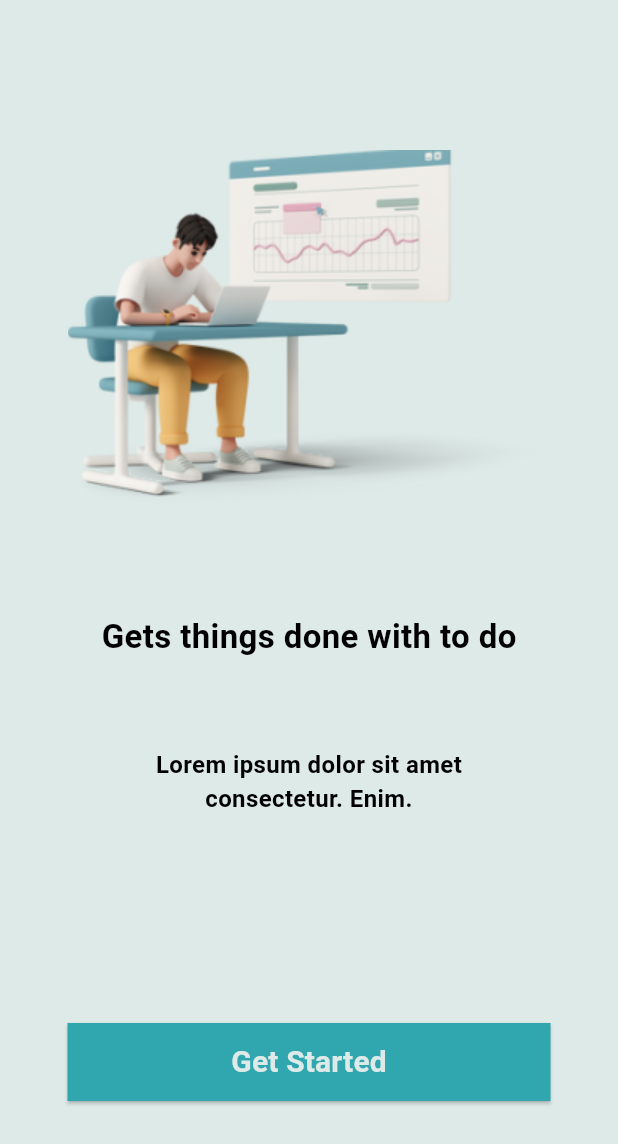
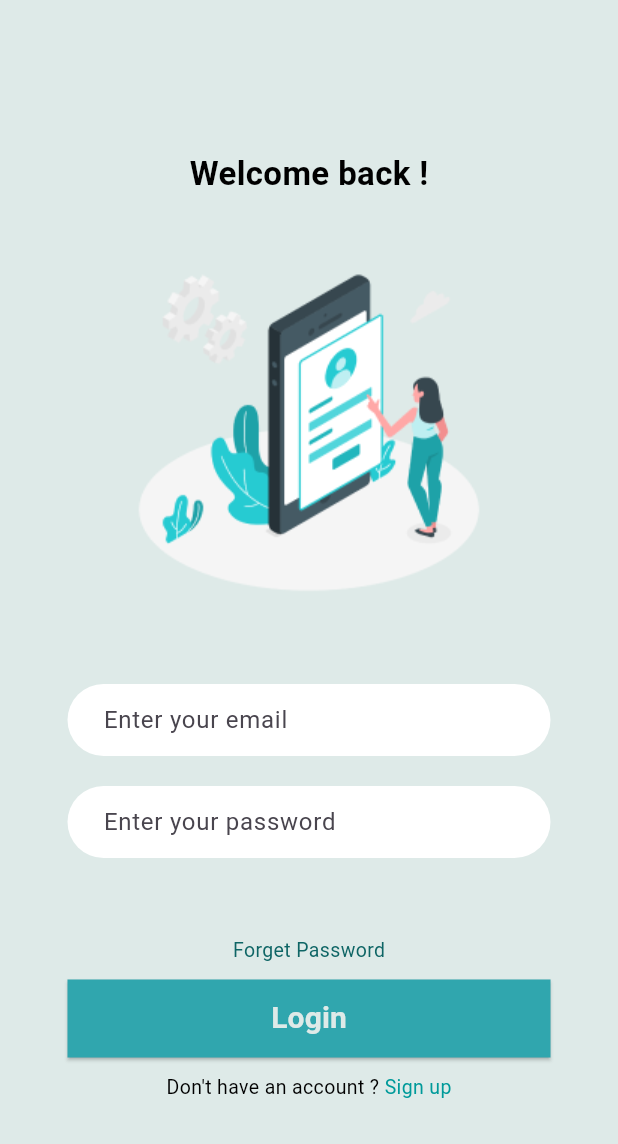
Before and after one commit to HKElim/basic_layout, a Flutter app: the screen it shows after launch, after a tap on "Get Started", on a phone screen of 412 x 824 dp. Shown: the top 1144 px of the screen. Run offline on Flutter 3.47's test engine with Material 2 defaults, Android fonts, the phone set to English and light mode, and no system bars.

Commit message:
completed login screen

```diff
--- a/lib/main.dart
+++ b/lib/main.dart
@@ -1,4 +1,4 @@
-import 'package:basic_layout/onboard_screen.dart';
+import 'package:basic_layout/screens/onboard_screen.dart';
 import 'package:flutter/material.dart';
 
 void main() {
--- /dev/null
+++ b/lib/screens/login_screen.dart
@@ -0,0 +1,81 @@
+import 'package:basic_layout/widgets/input_field.dart';
+import 'package:flutter/material.dart';
+
+class LoginScreen extends StatelessWidget {
+  const LoginScreen({super.key});
+
+  @override
+  Widget build(BuildContext context) {
+    return Scaffold(
+      backgroundColor: const Color(0xFFDEEAE8),
+      body: Padding(
+        padding: const EdgeInsets.symmetric(horizontal: 45),
+        child: Column(
+          children: [
+            const SizedBox(height: 100),
+            const Text(
+              "Welcome back !",
+              style: TextStyle(
+                fontSize: 22,
+                fontWeight: FontWeight.w700,
+                color: Colors.black,
+              ),
+            ),
+            Image.asset("assets/images/p2.png"),
+            const SizedBox(height: 10),
+            const InputField(label: "Enter your email"),
+            const SizedBox(height: 20),
+            const InputField(label: "Enter your password"),
+            const Spacer(),
+            const Text(
+              "Forget Password",
+              style: TextStyle(
+                fontSize: 13,
+                fontWeight: FontWeight.w400,
+                color: Color(0xFF0E6565),
+              ),
+            ),
+            const SizedBox(height: 10),
+            ElevatedButton(
+              onPressed: () {},
+              style: ElevatedButton.styleFrom(
+                  backgroundColor: const Color(0xFF30A6AE),
+                  shape: const RoundedRectangleBorder(),
+                  minimumSize: const Size.fromHeight(52)),
+              child: const Text(
+                "Login",
+                style: TextStyle(
+                  fontSize: 20,
+                  fontWeight: FontWeight.w600,
+                  color: Color(0xFFDEEAE8),
+                ),
+              ),
+            ),
+            const SizedBox(height: 10),
+            const Text.rich(
+              TextSpan(
+                text: "Don't have an account ? ",
+                style: TextStyle(
+                  fontSize: 13,
+                  fontWeight: FontWeight.w400,
+                  color: Colors.black,
+                ),
+                children: [
+                  TextSpan(
+                    text: "Sign up",
+                    style: TextStyle(
+                      fontSize: 13,
+                      fontWeight: FontWeight.w400,
+                      color: Color(0xFF009A9A),
+                    ),
+                  ),
+                ],
+              ),
+            ),
+            const SizedBox(height: 90),
+          ],
+        ),
+      ),
+    );
+  }
+}
--- a/lib/onboard_screen.dart
+++ b/lib/screens/onboard_screen.dart
@@ -1,3 +1,4 @@
+import 'package:basic_layout/screens/login_screen.dart';
 import 'package:flutter/material.dart';
 
 class OnboardScreen extends StatelessWidget {
@@ -37,7 +38,13 @@ class OnboardScreen extends StatelessWidget {
             ),
             const Spacer(),
             ElevatedButton(
-              onPressed: () {},
+              onPressed: () {
+                Navigator.of(context).push(
+                  MaterialPageRoute(
+                    builder: (context) => const LoginScreen(),
+                  ),
+                );
+              },
               style: ElevatedButton.styleFrom(
                 backgroundColor: const Color(0xFF30A6AE),
                 shape: const RoundedRectangleBorder(),
--- /dev/null
+++ b/lib/widgets/input_field.dart
@@ -0,0 +1,22 @@
+import 'package:flutter/material.dart';
+
+class InputField extends StatelessWidget {
+  const InputField({super.key, required this.label});
+  final String label;
+
+  @override
+  Widget build(BuildContext context) {
+    return TextFormField(
+      decoration: InputDecoration(
+        border: OutlineInputBorder(
+          borderSide: BorderSide.none,
+          borderRadius: BorderRadius.circular(100),
+        ),
+        fillColor: Colors.white,
+        filled: true,
+        hintText: label,
+        contentPadding: const EdgeInsets.only(left: 20),
+      ),
+    );
+  }
+}
```
Also changed, not shown: assets/images/p2.png (added).
